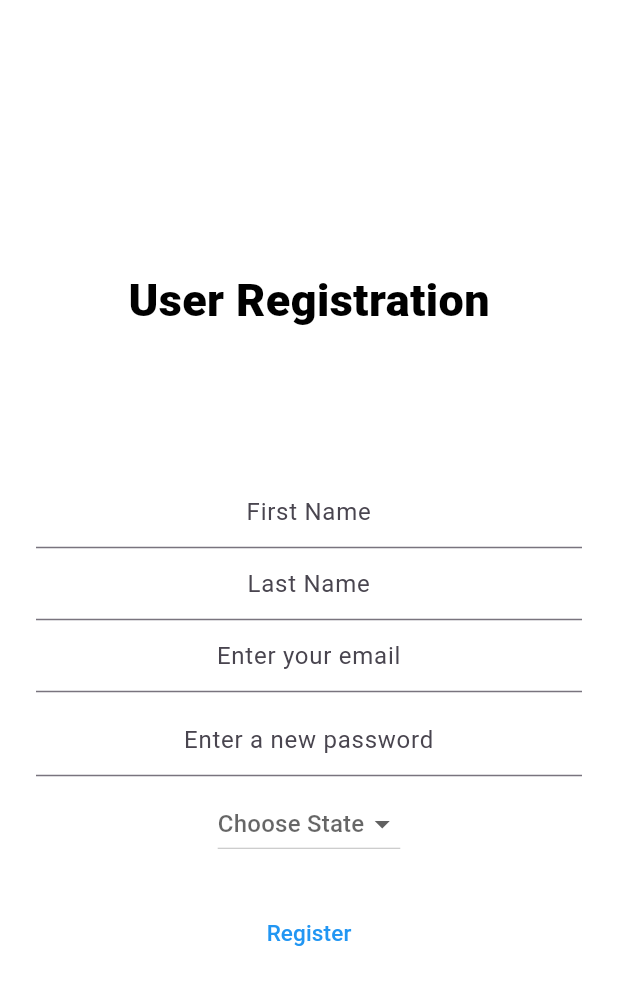
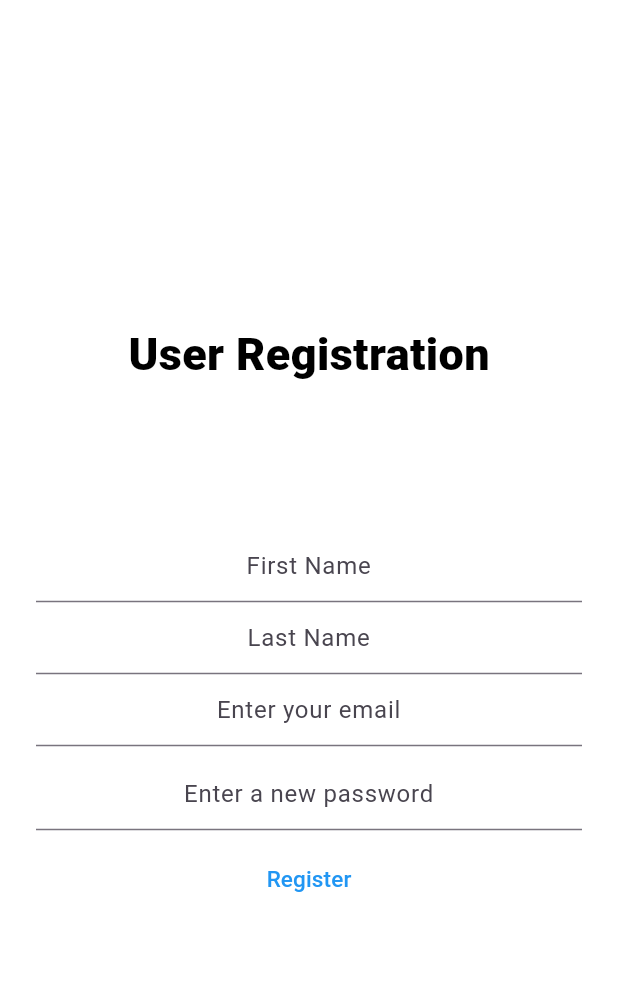
Before and after one commit to nathan-kane/deal_diligence, a Flutter app: the UserRegisterScreen screen opened directly, on a phone screen of 412 x 824 dp. Shown: the top 985 px of the screen. Run offline on Flutter 3.47's test engine with Material 3 defaults, Android fonts, the phone set to English and light mode, and no system bars; drawn by our look-alikes of modal_progress_hud_nsn; our stand-ins replace cloud_firestore, dartz, equatable, firebase_auth, firebase_core, flutter_credit_card and 10 more; missing offline and left inert: add_2_calendar, flutter_stripe, googleapis, mailer; accounts and stored records are empty.

Commit message:
Cleaned up the code

```diff
--- a/lib/screens/user_register_screen.dart
+++ b/lib/screens/user_register_screen.dart
@@ -146,17 +146,17 @@ class _UserRegisterScreenState extends ConsumerState<UserRegisterScreen> {
                 const SizedBox(
                   height: 8.0,
                 ),
-                Center(
-                  child: DropdownButton(
-                    value: _currentUserState,
-                    items: _dropDownState,
-                    hint: const Text('Choose State'),
-                    onChanged: changedDropDownState,
-                  ),
-                ),
-                const SizedBox(
-                  height: 24.0,
-                ),
+                // Center(
+                //   child: DropdownButton(
+                //     value: _currentUserState,
+                //     items: _dropDownState,
+                //     hint: const Text('Choose State'),
+                //     onChanged: changedDropDownState,
+                //   ),
+                // ),
+                // const SizedBox(
+                //   height: 24.0,
+                // ),
                 TextButton(
                   child: const Text(
                     'Register',
```
Also changed, not shown: lib/screens/user_profile_screen.dart (+19 -31 lines).
